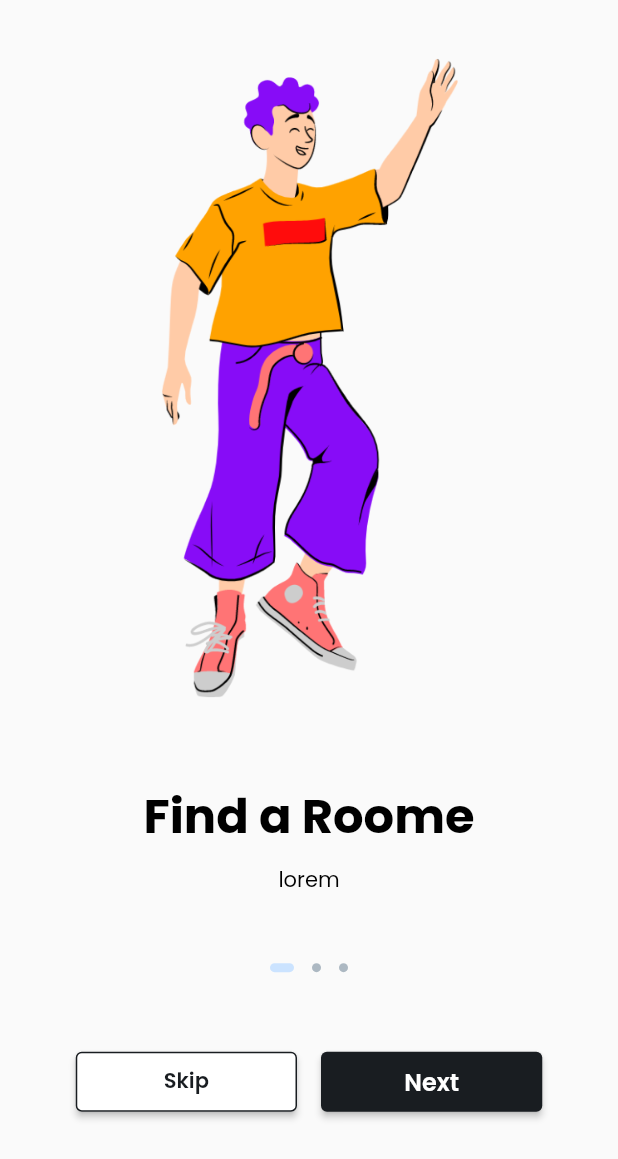
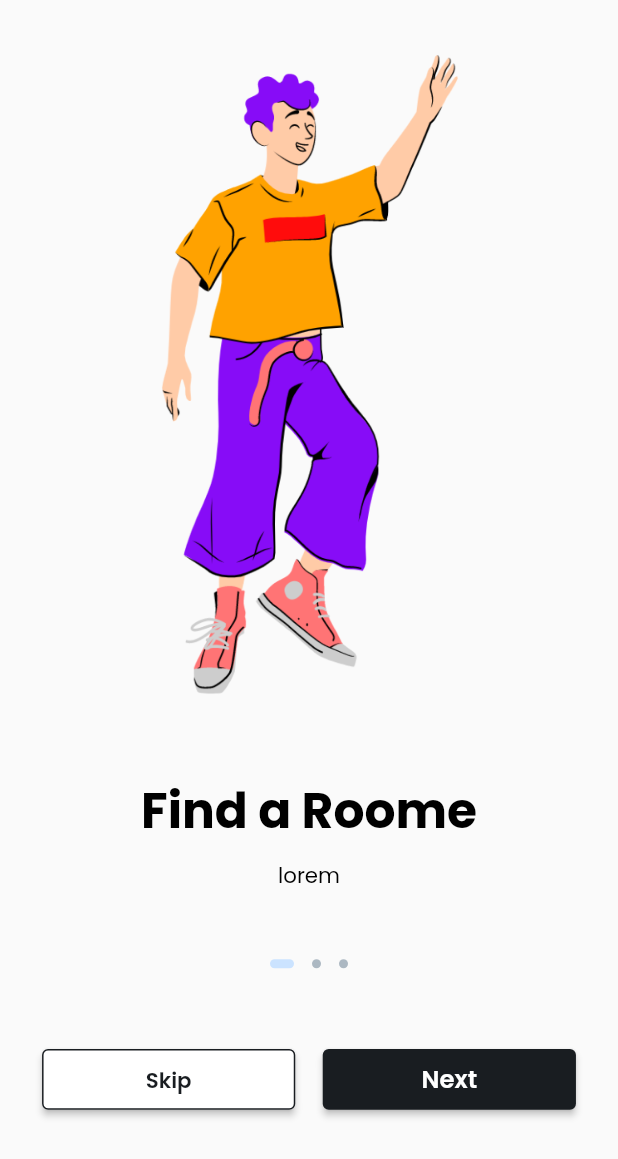
Before and after one commit to MYusufEfendi/flutter_block_theBookingApps, a Flutter app: the screen it shows after launch, on a phone screen of 412 x 824 dp. Shown: the top 1159 px of the screen. Run offline on Flutter 3.47's test engine with Material 2 defaults, Android fonts, the phone set to English and light mode, and no system bars; our stand-ins replace bloc, flutter_bloc, flutter_screenutil.

Commit message:
FIX :
- Add app_dimen.dart
- Fix add FLutter Screen Util
- Update main.dart

```diff
--- a/lib/config/theme/app_font.dart
+++ b/lib/config/theme/app_font.dart
@@ -1,78 +1,79 @@
 import 'package:flutter/material.dart';
+import 'package:flutter_screenutil/flutter_screenutil.dart';
 
 class AppFont {
-  static TextStyle get hero => const TextStyle(
-      fontSize: 72, fontWeight: FontWeight.w700, color: Colors.black);
+  static TextStyle get hero => TextStyle(
+      fontSize: 72.sp, fontWeight: FontWeight.w700, color: Colors.black);
 
-  static TextStyle get display1 => const TextStyle(
-      fontSize: 56, fontWeight: FontWeight.w700, color: Colors.black);
+  static TextStyle get display1 => TextStyle(
+      fontSize: 56.sp, fontWeight: FontWeight.w700, color: Colors.black);
 
-  static TextStyle get display2 => const TextStyle(
-      fontSize: 40, fontWeight: FontWeight.w700, color: Colors.black);
+  static TextStyle get display2 => TextStyle(
+      fontSize: 40.sp, fontWeight: FontWeight.w700, color: Colors.black);
 
-  static TextStyle get display3 => const TextStyle(
-      fontSize: 32, fontWeight: FontWeight.w700, color: Colors.black);
+  static TextStyle get display3 => TextStyle(
+      fontSize: 32.sp, fontWeight: FontWeight.w700, color: Colors.black);
 
-  static TextStyle get heading1 => const TextStyle(
-      fontSize: 24, fontWeight: FontWeight.w700, color: Colors.black);
+  static TextStyle get heading1 => TextStyle(
+      fontSize: 24.sp, fontWeight: FontWeight.w700, color: Colors.black);
 
-  static TextStyle get heading2 => const TextStyle(
-      fontSize: 20, fontWeight: FontWeight.w700, color: Colors.black);
+  static TextStyle get heading2 => TextStyle(
+      fontSize: 20.sp, fontWeight: FontWeight.w700, color: Colors.black);
 
-  static TextStyle get paragraphLarge => const TextStyle(
-      fontSize: 16, fontWeight: FontWeight.w400, color: Colors.black);
+  static TextStyle get paragraphLarge => TextStyle(
+      fontSize: 16.sp, fontWeight: FontWeight.w400, color: Colors.black);
 
-  static TextStyle get paragraphLargeBold => const TextStyle(
-      fontSize: 16, fontWeight: FontWeight.w700, color: Colors.black);
+  static TextStyle get paragraphLargeBold => TextStyle(
+      fontSize: 16.sp, fontWeight: FontWeight.w700, color: Colors.black);
 
-  static TextStyle get paragraphMedium => const TextStyle(
-      fontSize: 14, fontWeight: FontWeight.w400, color: Colors.black);
+  static TextStyle get paragraphMedium => TextStyle(
+      fontSize: 14.sp, fontWeight: FontWeight.w400, color: Colors.black);
 
-  static TextStyle get paragraphMediumBold => const TextStyle(
-      fontSize: 14, fontWeight: FontWeight.w700, color: Colors.black);
+  static TextStyle get paragraphMediumBold => TextStyle(
+      fontSize: 14.sp, fontWeight: FontWeight.w700, color: Colors.black);
 
-  static TextStyle get paragraphSmall => const TextStyle(
-      fontSize: 12, fontWeight: FontWeight.w400, color: Colors.black);
+  static TextStyle get paragraphSmall => TextStyle(
+      fontSize: 12.sp, fontWeight: FontWeight.w400, color: Colors.black);
 
-  static TextStyle get paragraphSmallBold => const TextStyle(
-      fontSize: 12, fontWeight: FontWeight.w700, color: Colors.black);
+  static TextStyle get paragraphSmallBold => TextStyle(
+      fontSize: 12.sp, fontWeight: FontWeight.w700, color: Colors.black);
 
-  static TextStyle get buttonLarge => const TextStyle(
-      fontSize: 16, fontWeight: FontWeight.w600, color: Colors.black);
+  static TextStyle get buttonLarge => TextStyle(
+      fontSize: 16.sp, fontWeight: FontWeight.w600, color: Colors.black);
 
-  static TextStyle get buttonMedium => const TextStyle(
-      fontSize: 14, fontWeight: FontWeight.w600, color: Colors.black);
+  static TextStyle get buttonMedium => TextStyle(
+      fontSize: 14.sp, fontWeight: FontWeight.w600, color: Colors.black);
 
-  static TextStyle get buttonSmall => const TextStyle(
-      fontSize: 12, fontWeight: FontWeight.w600, color: Colors.black);
+  static TextStyle get buttonSmall => TextStyle(
+      fontSize: 12.sp, fontWeight: FontWeight.w600, color: Colors.black);
 
-  static TextStyle get componentLarge => const TextStyle(
-      fontSize: 16, fontWeight: FontWeight.w600, color: Colors.black);
+  static TextStyle get componentLarge => TextStyle(
+      fontSize: 16.sp, fontWeight: FontWeight.w600, color: Colors.black);
 
-  static TextStyle get componentMediumBold => const TextStyle(
-      fontSize: 14, fontWeight: FontWeight.w600, color: Colors.black);
+  static TextStyle get componentMediumBold => TextStyle(
+      fontSize: 14.sp, fontWeight: FontWeight.w600, color: Colors.black);
 
-  static TextStyle get componentMedium => const TextStyle(
-      fontSize: 14, fontWeight: FontWeight.w400, color: Colors.black);
+  static TextStyle get componentMedium => TextStyle(
+      fontSize: 14.sp, fontWeight: FontWeight.w400, color: Colors.black);
 
-  static TextStyle get componentSmall => const TextStyle(
-      fontSize: 12, fontWeight: FontWeight.w600, color: Colors.black);
+  static TextStyle get componentSmall => TextStyle(
+      fontSize: 12.sp, fontWeight: FontWeight.w600, color: Colors.black);
 
-  static TextStyle get h0 => const TextStyle(
-      fontSize: 72, fontWeight: FontWeight.w700, color: Colors.black);
+  static TextStyle get h0 => TextStyle(
+      fontSize: 72.sp, fontWeight: FontWeight.w700, color: Colors.black);
 
-  static TextStyle get h1 => const TextStyle(
-      fontSize: 56, fontWeight: FontWeight.w700, color: Colors.black);
+  static TextStyle get h1 => TextStyle(
+      fontSize: 56.sp, fontWeight: FontWeight.w700, color: Colors.black);
 
-  static TextStyle get h2 => const TextStyle(
-      fontSize: 40, fontWeight: FontWeight.w700, color: Colors.black);
+  static TextStyle get h2 => TextStyle(
+      fontSize: 40.sp, fontWeight: FontWeight.w700, color: Colors.black);
 
-  static TextStyle get h3 => const TextStyle(
-      fontSize: 32, fontWeight: FontWeight.w700, color: Colors.black);
+  static TextStyle get h3 => TextStyle(
+      fontSize: 32.sp, fontWeight: FontWeight.w700, color: Colors.black);
 
-  static TextStyle get h4 => const TextStyle(
-      fontSize: 24, fontWeight: FontWeight.w700, color: Colors.black);
+  static TextStyle get h4 => TextStyle(
+      fontSize: 24.sp, fontWeight: FontWeight.w700, color: Colors.black);
 
-  static TextStyle get h5 => const TextStyle(
-      fontSize: 20, fontWeight: FontWeight.w700, color: Colors.black);
+  static TextStyle get h5 => TextStyle(
+      fontSize: 20.sp, fontWeight: FontWeight.w700, color: Colors.black);
 }
--- a/lib/extension/extension.dart
+++ /dev/null
@@ -1 +0,0 @@
-export 'package:flutter_bloc_thebooking_apps/extension/extension.dart';
--- a/lib/main.dart
+++ b/lib/main.dart
@@ -6,6 +6,7 @@ import 'package:flutter_bloc_thebooking_apps/presentation/widget/disable_button.
 import 'package:flutter_bloc_thebooking_apps/presentation/widget/primary_button.dart';
 import 'package:flutter_bloc_thebooking_apps/presentation/widget/secondary_button.dart';
 import 'package:flutter_bloc_thebooking_apps/presentation/widget/square_checkbox.dart';
+import 'package:flutter_screenutil/flutter_screenutil.dart';
 
 void main() {
   runApp(const MyApp());
@@ -13,10 +14,13 @@ void main() {
 
 class MyApp extends StatelessWidget {
   const MyApp({Key? key}) : super(key: key);
-
-  // This widget is the root of your application.
   @override
   Widget build(BuildContext context) {
+    return ScreenUtilInit(
+      designSize: const Size(360, 812),
+      minTextAdapt: true,
+      splitScreenMode: true,
+      builder: (context,child) {
         return MaterialApp(
           title: 'Flutter Demo',
           theme: ThemeData(
@@ -26,4 +30,6 @@ class MyApp extends StatelessWidget {
           home: const OnboardingPage(),
         );
       }
+    );
   }
+}
--- a/lib/presentation/pages/onboarding/component/onboarding_button.dart
+++ b/lib/presentation/pages/onboarding/component/onboarding_button.dart
@@ -1,9 +1,9 @@
 import 'package:flutter/cupertino.dart';
 import 'package:flutter_bloc/flutter_bloc.dart';
-import 'package:flutter_bloc_thebooking_apps/extension/double_extension.dart';
 import 'package:flutter_bloc_thebooking_apps/presentation/pages/onboarding/onboarding_cubit.dart';
 import 'package:flutter_bloc_thebooking_apps/presentation/widget/primary_button.dart';
 import 'package:flutter_bloc_thebooking_apps/presentation/widget/secondary_button.dart';
+import 'package:flutter_bloc_thebooking_apps/util/util.dart';
 
 class OnboardingButton extends StatelessWidget {
   const OnboardingButton({Key? key}) : super(key: key);
--- a/lib/presentation/pages/onboarding/component/onboarding_title.dart
+++ b/lib/presentation/pages/onboarding/component/onboarding_title.dart
@@ -1,9 +1,9 @@
 import 'package:flutter/cupertino.dart';
 import 'package:flutter_bloc/flutter_bloc.dart';
 import 'package:flutter_bloc_thebooking_apps/config/config.dart';
-import 'package:flutter_bloc_thebooking_apps/extension/double_extension.dart';
 import 'package:flutter_bloc_thebooking_apps/presentation/pages/onboarding/onboarding_cubit.dart';
 import 'package:flutter_bloc_thebooking_apps/presentation/pages/onboarding/onboarding_state.dart';
+import 'package:flutter_bloc_thebooking_apps/util/util.dart';
 
 class OnboardingTitle extends StatelessWidget {
   const OnboardingTitle({Key? key}) : super(key: key);
--- a/lib/presentation/pages/onboarding/onboarding_view.dart
+++ b/lib/presentation/pages/onboarding/onboarding_view.dart
@@ -1,9 +1,9 @@
 import 'package:flutter/material.dart';
 import 'package:flutter_bloc/flutter_bloc.dart';
-import 'package:flutter_bloc_thebooking_apps/extension/double_extension.dart';
 import 'package:flutter_bloc_thebooking_apps/presentation/pages/onboarding/component/onBoarding_indicator.dart';
 import 'package:flutter_bloc_thebooking_apps/presentation/pages/onboarding/component/onboarding_button.dart';
 import 'package:flutter_bloc_thebooking_apps/presentation/pages/onboarding/component/onboarding_title.dart';
+import 'package:flutter_bloc_thebooking_apps/util/util.dart';
 import 'component/onboarding_image.dart';
 import 'onboarding_cubit.dart';
 import 'onboarding_state.dart';
--- a/lib/presentation/widget/primary_button.dart
+++ b/lib/presentation/widget/primary_button.dart
@@ -1,5 +1,6 @@
 import 'package:flutter/material.dart';
 import 'package:flutter_bloc_thebooking_apps/config/config.dart';
+import 'package:flutter_screenutil/flutter_screenutil.dart';
 
 class PrimaryButton extends StatelessWidget {
   const PrimaryButton(
@@ -25,8 +26,8 @@ class PrimaryButton extends StatelessWidget {
 
   Widget _type1() {
     return SizedBox(
-      width: width,
-      height: 24,
+      width: width.w,
+      height: 24.h,
       child: ElevatedButton(
         onPressed: onPressed,
         style: ElevatedButton.styleFrom(
@@ -43,8 +44,8 @@ class PrimaryButton extends StatelessWidget {
 
   Widget _type2() {
     return SizedBox(
-      width: width,
-      height: 32,
+      width: width.w,
+      height: 32.h,
       child: ElevatedButton(
         onPressed: onPressed,
         style: ElevatedButton.styleFrom(
@@ -61,8 +62,8 @@ class PrimaryButton extends StatelessWidget {
 
   Widget _type3() {
     return SizedBox(
-      width: width,
-      height: 40,
+      width: width.w,
+      height: 40.h,
       child: ElevatedButton(
         onPressed: onPressed,
         style: ElevatedButton.styleFrom(
--- a/lib/presentation/widget/secondary_button.dart
+++ b/lib/presentation/widget/secondary_button.dart
@@ -1,5 +1,6 @@
 import 'package:flutter/material.dart';
 import 'package:flutter_bloc_thebooking_apps/config/config.dart';
+import 'package:flutter_screenutil/flutter_screenutil.dart';
 
 class SecondaryButton extends StatelessWidget {
   const SecondaryButton(
@@ -25,8 +26,8 @@ class SecondaryButton extends StatelessWidget {
 
   Widget _type1() {
     return SizedBox(
-      width: width,
-      height: 24,
+      width: width.w,
+      height: 24.h,
       child: ElevatedButton(
         onPressed: onPressed,
         style: ElevatedButton.styleFrom(
@@ -47,8 +48,8 @@ class SecondaryButton extends StatelessWidget {
 
   Widget _type2() {
     return SizedBox(
-      width: width,
-      height: 32,
+      width: width.w,
+      height: 32.h,
       child: ElevatedButton(
         onPressed: onPressed,
         style: ElevatedButton.styleFrom(
@@ -69,8 +70,8 @@ class SecondaryButton extends StatelessWidget {
 
   Widget _type3() {
     return SizedBox(
-      width: width,
-      height: 40,
+      width: width.w,
+      height: 40.h,
       child: ElevatedButton(
         onPressed: onPressed,
         style: ElevatedButton.styleFrom(
--- a/lib/extension/double_extension.dart
+++ b/lib/util/extension/double_extension.dart
@@ -1,11 +1,12 @@
 import 'package:flutter/material.dart';
+import 'package:flutter_screenutil/flutter_screenutil.dart';
 
 extension DoubleExtension on double {
   Widget get width => SizedBox(
-        width: this,
+        width: w,
       );
 
   Widget get height => SizedBox(
-        height: this,
+        height: h,
       );
 }
--- /dev/null
+++ b/lib/util/extension/extension.dart
@@ -0,0 +1 @@
+export 'double_extension.dart';
--- /dev/null
+++ b/lib/util/helper/helper.dart
@@ -0,0 +1 @@
+export 'size_helper.dart';
--- /dev/null
+++ b/lib/util/helper/size_helper.dart
@@ -0,0 +1,3 @@
+class SizeHelper{
+
+}
--- /dev/null
+++ b/lib/util/util.dart
@@ -0,0 +1,2 @@
+export 'extension/extension.dart';
+export 'helper/helper.dart';
--- a/pubspec.yaml
+++ b/pubspec.yaml
@@ -13,6 +13,7 @@ dependencies:
   flutter_bloc: ^8.1.1
   http: ^0.13.5
   logging: ^1.1.0
+  flutter_screenutil: ^5.6.0
 
 dev_dependencies:
   flutter_test:
```
Also changed, not shown: lib/config/theme/app_dimen.dart (added, +43 -0 lines), pubspec.lock, 1 other file. Lines whose indentation alone changed are shown as unchanged.
